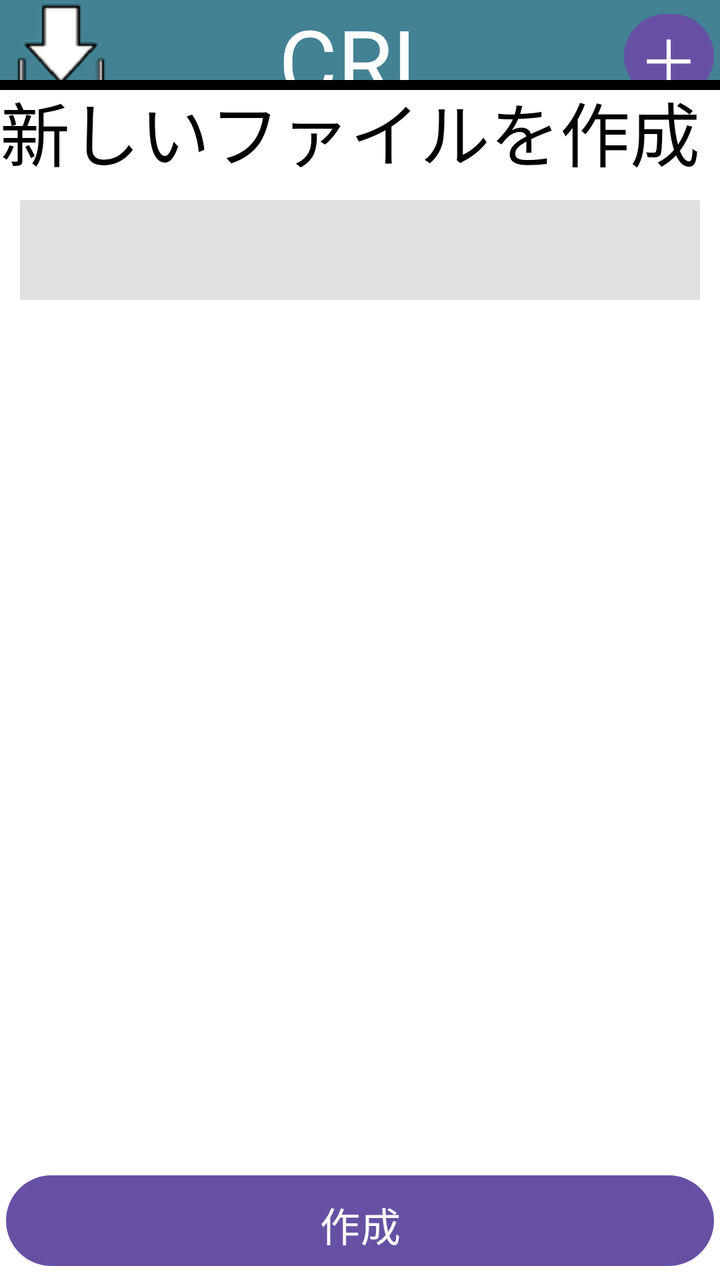
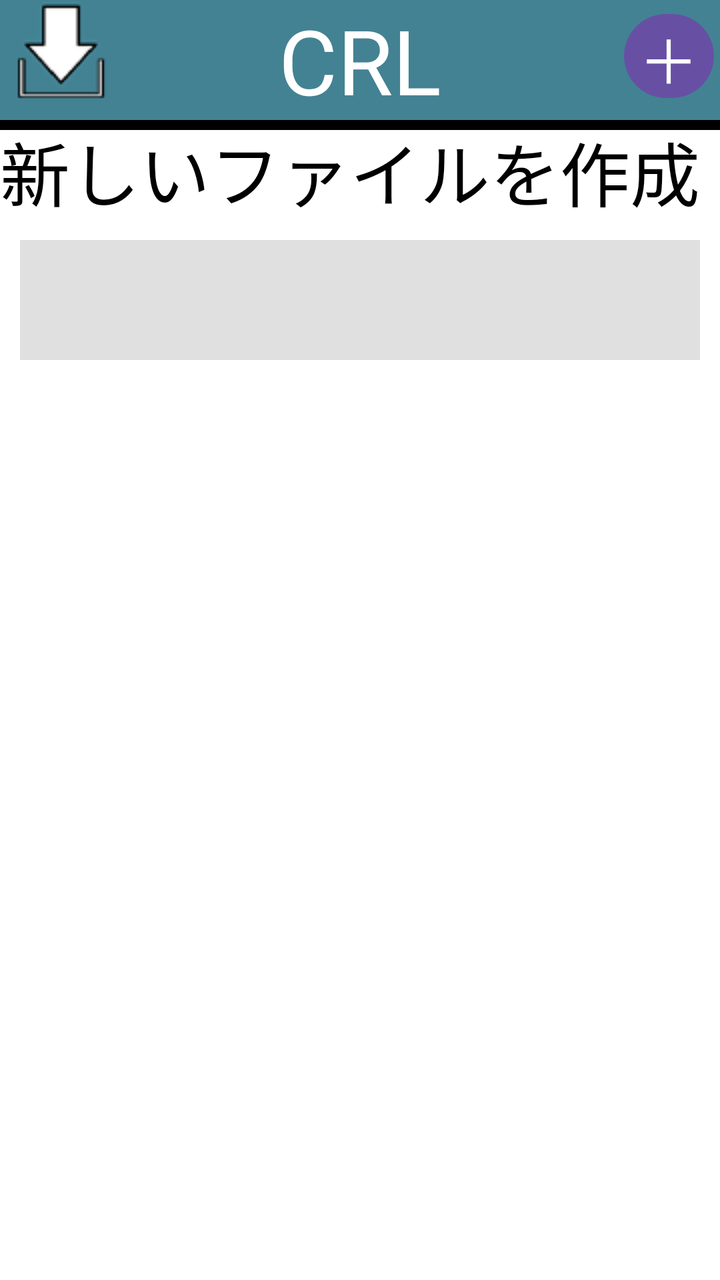

Compare the two renders of this Android layout. The source of the first and the diff that turns it into the second are given below.
<!-- AndroidManifest.xml: application theme Theme.CharacterListApp -->
<!-- res/layout/activity_main.xml -->
<?xml version="1.0" encoding="utf-8"?>
<androidx.constraintlayout.widget.ConstraintLayout xmlns:android="http://schemas.android.com/apk/res/android"
    xmlns:app="http://schemas.android.com/apk/res-auto"
    xmlns:tools="http://schemas.android.com/tools"
    android:id="@+id/main"
    android:background="#ffffff"
    android:layout_width="match_parent"
    android:layout_height="match_parent"
    tools:context=".MainActivity">

    <LinearLayout
        android:layout_width="match_parent"
        android:layout_height="wrap_content"
        android:id="@+id/FileField"
        android:orientation="vertical"
        app:layout_constraintTop_toBottomOf="@+id/header"
        ></LinearLayout>
    <View
        android:layout_width="match_parent"
        android:layout_height="60dp"
        android:background="#438293"
        app:layout_constraintTop_toTopOf="parent"
        app:layout_constraintEnd_toEndOf="parent"
        tools:ignore="MissingConstraints"
        android:id="@+id/header"></View>
    <TextView
        android:layout_width="match_parent"
        android:layout_height="60dp"
        app:layout_constraintStart_toStartOf="@+id/header"
        app:layout_constraintEnd_toEndOf="@+id/header"
        android:text="CRL"
        android:textSize="45dp"
        android:textColor="#ffffff"
        android:gravity="center"></TextView>
    <Button
        android:id="@+id/Firstbutton"
        android:layout_width="45dp"
        android:layout_height="50dp"
        android:text="＋"
        android:padding="0dp"
        android:layout_margin="3dp"
        android:textSize="30dp"
        android:gravity="center"
        app:layout_constraintEnd_toEndOf="@+id/header"
        app:layout_constraintTop_toTopOf="@+id/header"
        />

    <ImageButton
        android:layout_width="50dp"
        android:layout_height="50dp"
        android:layout_marginStart="5dp"
        android:layout_marginBottom="10dp"
        android:paddingTop="10dp"
        android:src="@drawable/dwld"
        android:foregroundGravity="center"
        android:backgroundTint="#ffffff"
        app:layout_constraintStart_toStartOf="@+id/header"
        android:id="@+id/DownLoadButton"
        ></ImageButton>

    <TextView
        android:layout_width="match_parent"
        android:layout_height="600dp"
        app:layout_constraintEnd_toEndOf="parent"
        app:layout_constraintBottom_toBottomOf="parent"
        android:text="新しいファイルを作成"
        android:textSize="35dp"
        android:id="@+id/NewCreateFile"
        android:background="#ffffff"
        android:textColor="#000000"
        ></TextView>
    <EditText
        android:layout_width="match_parent"
        android:layout_height="50dp"
        app:layout_constraintTop_toTopOf="@+id/NewCreateFile"
        app:layout_constraintStart_toStartOf="@+id/NewCreateFile"
        android:translationY="60dp"
        android:layout_marginRight="10dp"
        android:layout_marginLeft="10dp"
        android:textSize="25dp"
        android:inputType="text"
        android:background="#e0e0e0"
        android:textColor="#000000"
        android:id="@+id/NewFileName"
        ></EditText>
    <Button
        android:layout_height="wrap_content"
        android:layout_width="match_parent"
        app:layout_constraintBottom_toBottomOf="@+id/NewCreateFile"
        app:layout_constraintStart_toStartOf="@+id/NewCreateFile"
        android:text="作成"
        android:textSize="20dp"
        android:layout_marginLeft="3dp"
        android:layout_marginRight="3dp"
        android:layout_marginBottom="3dp"
        android:paddingTop="10dp"
        android:gravity="center_horizontal"
        android:id="@+id/NewCreateFileButton"></Button>
    <View
        android:layout_width="match_parent"
        android:layout_height="5dp"
        app:layout_constraintTop_toTopOf="@id/NewCreateFile"
        android:background="@color/black"
        ></View>

</androidx.constraintlayout.widget.ConstraintLayout>
<!-- resources referenced by this layout -->
<resources>
  <color name="black">#FF000000</color>
  <!-- drawable dwld: png bitmap (drawable, 1747 bytes) -->
  <style name="Theme.CharacterListApp" parent="Base.Theme.CharacterListApp" />
  <style name="Base.Theme.CharacterListApp" parent="Theme.Material3.DayNight.NoActionBar">
          
          
      </style>
</resources>

<!-- the commit's change to res/layout/activity_main.xml (unified diff, before → after) -->
@@ -60,9 +60,8 @@
 
     <TextView
         android:layout_width="match_parent"
-        android:layout_height="600dp"
-        app:layout_constraintEnd_toEndOf="parent"
-        app:layout_constraintBottom_toBottomOf="parent"
+        android:layout_height="670dp"
+        app:layout_constraintTop_toBottomOf="@+id/header"
         android:text="新しいファイルを作成"
         android:textSize="35dp"
         android:id="@+id/NewCreateFile"
@@ -71,7 +70,7 @@
         ></TextView>
     <EditText
         android:layout_width="match_parent"
-        android:layout_height="50dp"
+        android:layout_height="60dp"
         app:layout_constraintTop_toTopOf="@+id/NewCreateFile"
         app:layout_constraintStart_toStartOf="@+id/NewCreateFile"
         android:translationY="60dp"
